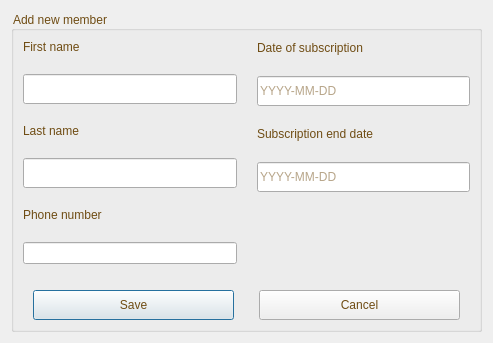
The window that finalmember.ui (NadaSulaiman01/Library_management_system) describes before a commit, drawn with Qt 5.
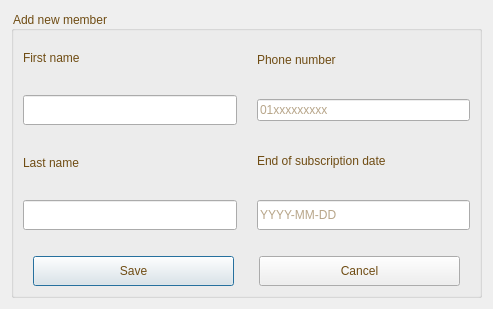
The same window after the commit.

The edit to the form file:
```diff
--- a/finalmember.ui
+++ b/finalmember.ui
@@ -89,62 +89,33 @@
             </property>
            </widget>
           </item>
-          <item>
-           <widget class="QLabel" name="label_8">
-            <property name="styleSheet">
-             <string notr="true">color:rgb(111, 76, 19);
-font: 14pt &quot;Segoe UI&quot;;
-</string>
-            </property>
-            <property name="text">
-             <string>Phone number</string>
-            </property>
-            <property name="buddy">
-             <cstring>lineEdit_pnum</cstring>
-            </property>
-           </widget>
-          </item>
-          <item>
-           <widget class="QLineEdit" name="lineEdit_pnum"/>
-          </item>
          </layout>
         </item>
         <item>
          <layout class="QVBoxLayout" name="verticalLayout_2">
           <item>
-           <widget class="QLabel" name="label_6">
-            <property name="sizePolicy">
-             <sizepolicy hsizetype="Expanding" vsizetype="Preferred">
-              <horstretch>0</horstretch>
-              <verstretch>0</verstretch>
-             </sizepolicy>
-            </property>
+           <widget class="QLabel" name="label_8">
             <property name="styleSheet">
              <string notr="true">color:rgb(111, 76, 19);
 font: 14pt &quot;Segoe UI&quot;;
 </string>
             </property>
             <property name="text">
-             <string>Date of subscription</string>
+             <string>Phone number</string>
+            </property>
+            <property name="buddy">
+             <cstring>lineEdit_pnum</cstring>
             </property>
            </widget>
           </item>
           <item>
-           <widget class="QLineEdit" name="lineEdit_subdate">
-            <property name="minimumSize">
-             <size>
-              <width>0</width>
-              <height>30</height>
-             </size>
-            </property>
+           <widget class="QLineEdit" name="lineEdit_pnum">
             <property name="styleSheet">
              <string notr="true">color:rgb(111, 76, 19);
-font: 12pt &quot;Segoe UI&quot;;
-
-</string>
+font: 12pt &quot;Segoe UI&quot;;</string>
             </property>
             <property name="placeholderText">
-             <string>YYYY-MM-DD</string>
+             <string>01xxxxxxxxx</string>
             </property>
            </widget>
           </item>
@@ -161,7 +132,7 @@
 font: 14pt &quot;Segoe UI&quot;;</string>
             </property>
             <property name="text">
-             <string>Subscription end date</string>
+             <string>End of subscription date</string>
             </property>
            </widget>
           </item>
@@ -183,25 +154,6 @@
             </property>
            </widget>
           </item>
-          <item>
-           <widget class="QLabel" name="label">
-            <property name="text">
-             <string/>
-            </property>
-           </widget>
-          </item>
-          <item>
-           <widget class="QLineEdit" name="lineEdit_4">
-            <property name="enabled">
-             <bool>false</bool>
-            </property>
-            <property name="styleSheet">
-             <string notr="true">background: transparent;
-border: none;
-</string>
-            </property>
-           </widget>
-          </item>
          </layout>
         </item>
        </layout>
```
